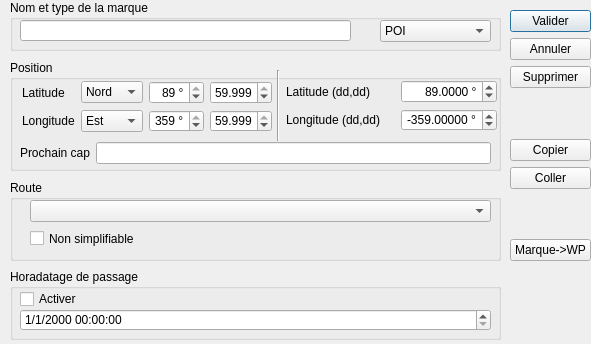
First picture: the form in src/Ui/POI_editor.ui, repository nohal/qtVlm, before the edit.
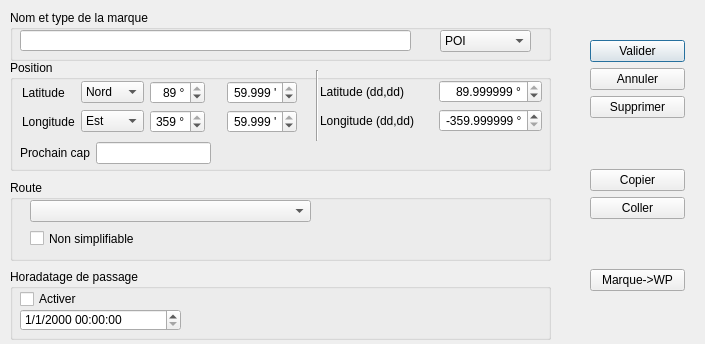
Second picture: the form after the edit.

Commit message: Fix rounding issues when serializing QVariant(double) to JSon. Fix poi editor dialog accordingly

```diff
--- a/src/Ui/POI_editor.ui
+++ b/src/Ui/POI_editor.ui
@@ -6,7 +6,7 @@
    <rect>
     <x>0</x>
     <y>0</y>
-    <width>591</width>
+    <width>705</width>
     <height>344</height>
    </rect>
   </property>
@@ -18,7 +18,7 @@
     <rect>
      <x>0</x>
      <y>0</y>
-     <width>591</width>
+     <width>701</width>
      <height>341</height>
     </rect>
    </property>
@@ -33,7 +33,7 @@
      <rect>
       <x>10</x>
       <y>269</y>
-      <width>491</width>
+      <width>541</width>
       <height>71</height>
      </rect>
     </property>
@@ -58,7 +58,7 @@
       <rect>
        <x>10</x>
        <y>40</y>
-       <width>471</width>
+       <width>161</width>
        <height>22</height>
       </rect>
      </property>
@@ -70,9 +70,9 @@
    <widget class="QWidget" name="layoutWidget">
     <property name="geometry">
      <rect>
-      <x>510</x>
-      <y>10</y>
-      <width>81</width>
+      <x>590</x>
+      <y>40</y>
+      <width>95</width>
       <height>251</height>
      </rect>
     </property>
@@ -152,7 +152,7 @@
      <rect>
       <x>10</x>
       <y>180</y>
-      <width>491</width>
+      <width>541</width>
       <height>81</height>
      </rect>
     </property>
@@ -164,7 +164,7 @@
       <rect>
        <x>20</x>
        <y>20</y>
-       <width>461</width>
+       <width>281</width>
        <height>22</height>
       </rect>
      </property>
@@ -188,7 +188,7 @@
      <rect>
       <x>10</x>
       <y>60</y>
-      <width>491</width>
+      <width>541</width>
       <height>111</height>
      </rect>
     </property>
@@ -200,7 +200,7 @@
       <rect>
        <x>10</x>
        <y>80</y>
-       <width>471</width>
+       <width>191</width>
        <height>26</height>
       </rect>
      </property>
@@ -233,7 +233,7 @@
     <widget class="Line" name="line">
      <property name="geometry">
       <rect>
-       <x>260</x>
+       <x>299</x>
        <y>10</y>
        <width>16</width>
        <height>71</height>
@@ -243,13 +243,13 @@
       <enum>Qt::Vertical</enum>
      </property>
     </widget>
-    <widget class="QWidget" name="">
+    <widget class="QWidget" name="layoutWidget">
      <property name="geometry">
       <rect>
        <x>12</x>
        <y>21</y>
-       <width>251</width>
-       <height>51</height>
+       <width>291</width>
+       <height>53</height>
       </rect>
      </property>
      <layout class="QGridLayout" name="gridLayout">
@@ -408,13 +408,13 @@
       </item>
      </layout>
     </widget>
-    <widget class="QWidget" name="">
+    <widget class="QWidget" name="layoutWidget">
      <property name="geometry">
       <rect>
-       <x>276</x>
+       <x>310</x>
        <y>20</y>
-       <width>211</width>
-       <height>51</height>
+       <width>222</width>
+       <height>53</height>
       </rect>
      </property>
      <layout class="QGridLayout" name="gridLayout_2">
@@ -434,19 +434,19 @@
          <string> °</string>
         </property>
         <property name="decimals">
-         <number>4</number>
+         <number>6</number>
         </property>
         <property name="minimum">
-         <double>-89.989999999999995</double>
+         <double>-89.999999000000003</double>
         </property>
         <property name="maximum">
-         <double>89.989999999999995</double>
+         <double>89.999999000000003</double>
         </property>
         <property name="singleStep">
          <double>0.100000000000000</double>
         </property>
         <property name="value">
-         <double>89.000000000000000</double>
+         <double>89.999999000000003</double>
         </property>
        </widget>
       </item>
@@ -466,19 +466,19 @@
          <string> °</string>
         </property>
         <property name="decimals">
-         <number>5</number>
+         <number>6</number>
         </property>
         <property name="minimum">
-         <double>-359.990000000000009</double>
+         <double>-359.999999000000003</double>
         </property>
         <property name="maximum">
-         <double>359.990000000000009</double>
+         <double>359.999999000000003</double>
         </property>
         <property name="singleStep">
          <double>0.100000000000000</double>
         </property>
         <property name="value">
-         <double>-359.000000000000000</double>
+         <double>-359.999999000000003</double>
         </property>
        </widget>
       </item>
@@ -502,8 +502,8 @@
     <property name="geometry">
      <rect>
       <x>10</x>
-      <y>0</y>
-      <width>491</width>
+      <y>10</y>
+      <width>541</width>
       <height>51</height>
      </rect>
     </property>
@@ -515,7 +515,7 @@
       <rect>
        <x>10</x>
        <y>20</y>
-       <width>331</width>
+       <width>391</width>
        <height>21</height>
       </rect>
      </property>
@@ -523,9 +523,9 @@
     <widget class="QComboBox" name="POI_type_liste">
      <property name="geometry">
       <rect>
-       <x>370</x>
+       <x>430</x>
        <y>20</y>
-       <width>111</width>
+       <width>91</width>
        <height>22</height>
       </rect>
      </property>
```
The commit also changes 6 other files.
